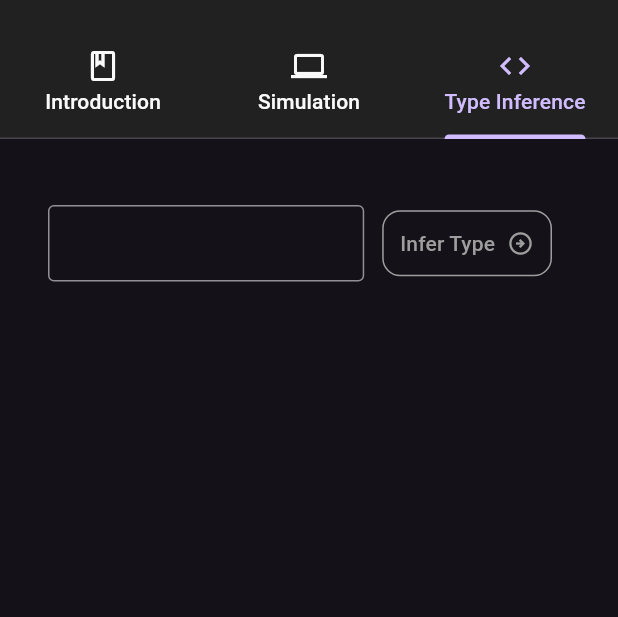
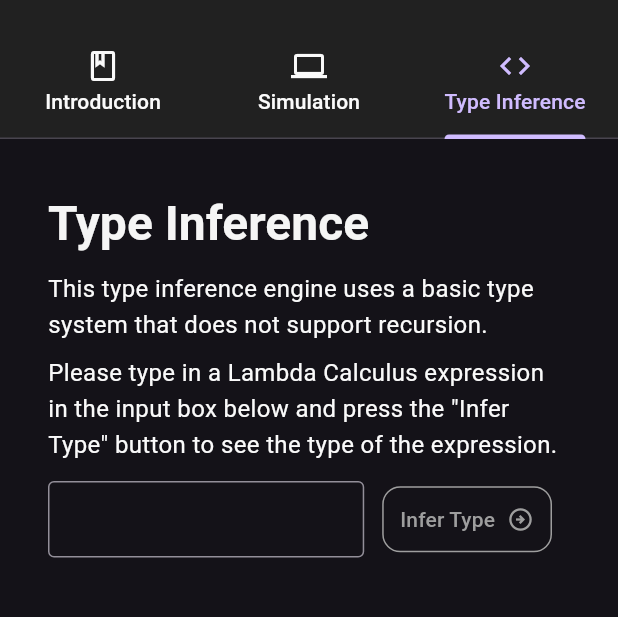
Before and after one commit to MMZK1526/lambda_calculus_front_end, a Flutter app: the screen it shows after launch, tab 3 chosen, on a phone screen of 412 x 824 dp, the part 92-709 px from its top. Run offline on Flutter 3.47's test engine with Material 2 defaults, Android fonts, the light colour scheme and no system bars; drawn by our look-alikes of flutter_markdown; our stand-ins replace dartz; missing offline and left inert: dart:html, lambda_calculus, markdown.

Commit message:
[mmzk] (feat) A short intro for type inference

```diff
--- a/lib/constants/my_markdown_texts.dart
+++ b/lib/constants/my_markdown_texts.dart
@@ -1,3 +1,5 @@
+import 'package:lambda_calculus_front_end/constants/my_text.dart';
+
 class MyMarkdownTexts {
   static const introMarkdown = """
 # Lambda Calculus Simulator
@@ -8,7 +10,16 @@ This Web APP uses the [lambda_calculus dart package](https://pub.dev/packages/la
 
 """;
 
-  static const simulateUniversalMarkdown = """
+  static final typeInferenceMarkdown = """
+# Type Inference
+
+This type inference engine uses a basic type system that does not support recursion.
+
+Please type in a Lambda Calculus expression in the input box below and press the "${MyText.typeInfer.text}" button to see the type of the expression.
+
+""";
+
+  static const executionMarkdown = """
 """;
 
   static const convertMarkdown = """
--- a/lib/models/type_data.dart
+++ b/lib/models/type_data.dart
@@ -10,9 +10,8 @@ class TypeData {
   static const parseError =
       TypeData(errors: ['The lambda term could not be parsed']);
 
-  static const typeError = TypeData(errors: [
-    'The lambda term could not be typed in the Hindley-Milner type system',
-  ]);
+  static const typeError =
+      TypeData(errors: ['The lambda term could not be typed']);
 
   static TypeData fromString(String type) => TypeData(
         errors: [],
--- a/lib/views/type_tab.dart
+++ b/lib/views/type_tab.dart
@@ -1,8 +1,4 @@
-// ignore: avoid_web_libraries_in_flutter
-import 'dart:html' as html;
-
 import 'package:flutter/material.dart';
-import 'package:flutter/services.dart';
 import 'package:lambda_calculus/lambda_calculus.dart';
 import 'package:lambda_calculus_front_end/components/button.dart';
 import 'package:lambda_calculus_front_end/components/my_markdown_body.dart';
@@ -72,7 +68,7 @@ class _TypeTabState extends State<TypeTab>
           // MARK: Lambda input
           MyMarkdownBody(
             callbackBinder: widget.markdownCallbackBinder,
-            data: MyMarkdownTexts.simulateUniversalMarkdown,
+            data: MyMarkdownTexts.typeInferenceMarkdown,
             fitContent: false,
           ),
           Padding(
@@ -119,46 +115,6 @@ class _TypeTabState extends State<TypeTab>
                   ),
                 ),
                 const SizedBox(width: 12.0),
-                //   enabled: decodehasValidData,
-                //   colour: Theme.of(context).colorScheme.secondary,
-                //   onPressed: () => FileIO.saveAsZip(
-                //     MyText.decodeZip.text,
-                //     [
-                //       fn.Tuple2(
-                //         MyText.responseJSON.text,
-                //         '${decodeData?.json}',
-                //       ),
-                //       fn.Tuple2(
-                //         MyText.responseMarkdown.text,
-                //         '${decodeData?.toMarkdown()}',
-                //       ),
-                //     ],
-                //   ),
-                //   child: Row(
-                //     children: [
-                //       Text(MyText.download.text),
-                //       const Padding(
-                //         padding: EdgeInsets.only(left: 8.0),
-                //         child: Icon(Icons.download_outlined),
-                //       ),
-                //     ],
-                //   ),
-                // ),
-                // const SizedBox(width: 12.0),
-                // Button(
-                //   enabled: decodehasValidData || _decodeInputManager.hasInput,
-                //   colour: Theme.of(context).colorScheme.tertiary,
-                //   onPressed: () => _decodeInputManager.onReset(),
-                //   child: Row(
-                //     children: [
-                //       Text(MyText.reset.text),
-                //       const Padding(
-                //         padding: EdgeInsets.only(left: 8.0),
-                //         child: Icon(Icons.restore_outlined),
-                //       ),
-                //     ],
-                //   ),
-                // ),
               ],
             ),
           ),
```
